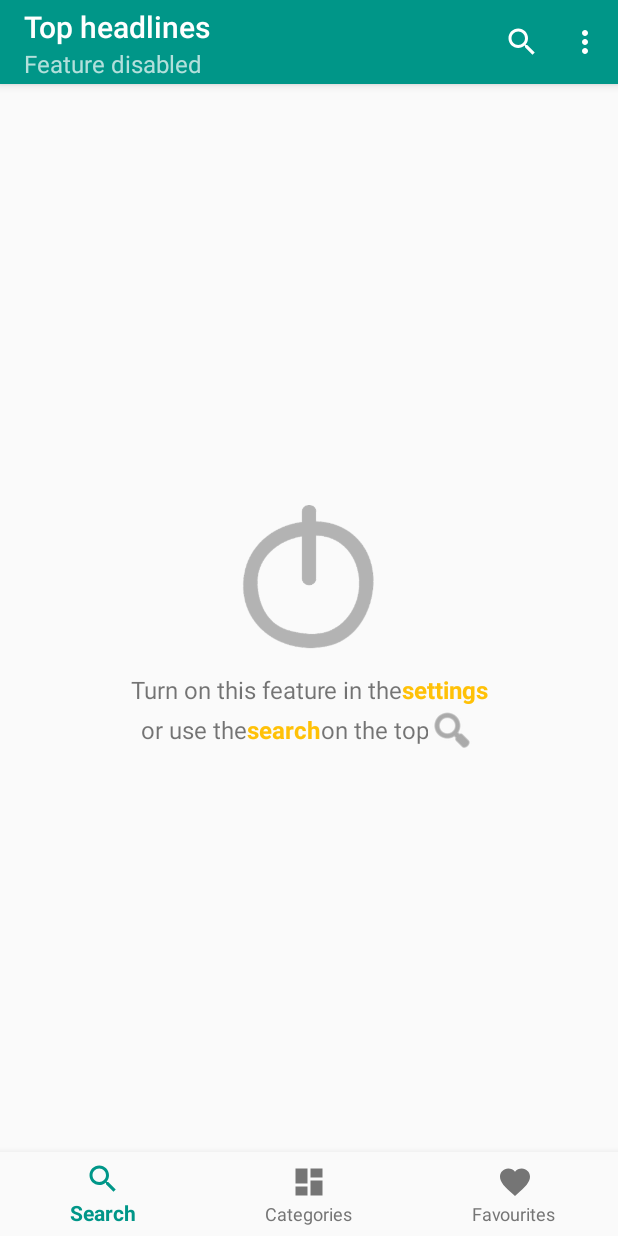
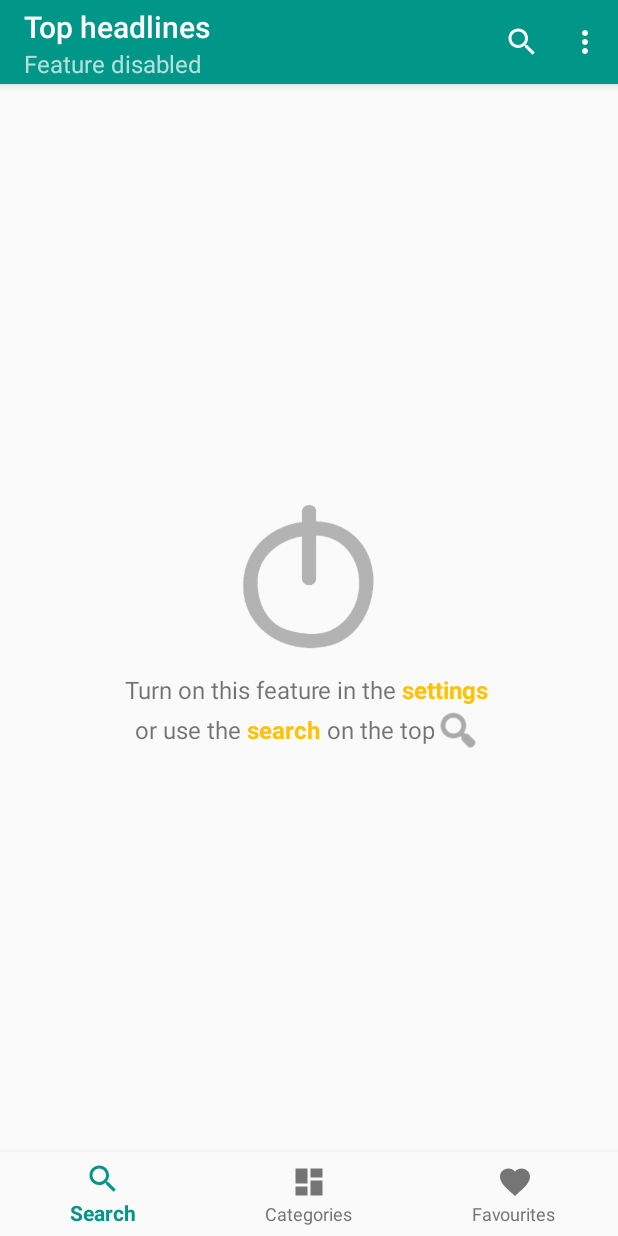
Before and after one commit to c0dexter/chronews, an Android app: the screen it shows after launch once a user with an empty profile is signed in (MainActivity), on a phone screen of 412 x 824 dp. Run offline under Robolectric (Android 15) with nearby library versions, the phone set to English and light mode, and no system bars; our stand-ins replace Firebase (no records; nobody signed in at launch, a user with empty details on screens opened directly).

Commit message:
Fixed text on the main screen

```diff
--- a/app/src/main/res/layout/fragment_home.xml
+++ b/app/src/main/res/layout/fragment_home.xml
@@ -47,6 +47,8 @@
                 android:layout_height="wrap_content"
                 android:fontFamily="sans-serif"
                 android:gravity="center_horizontal"
+                android:paddingStart="4dp"
+                android:paddingEnd="4dp"
                 android:text="@string/settings_name"
                 android:textColor="@color/customColorAccent"
                 android:textSize="16sp"
@@ -77,6 +79,8 @@
                 android:layout_gravity="center_vertical"
                 android:fontFamily="sans-serif"
                 android:gravity="center_horizontal"
+                android:paddingStart="4dp"
+                android:paddingEnd="4dp"
                 android:text="@string/search"
                 android:textColor="@color/customColorAccent"
                 android:textSize="16sp"
--- a/app/src/main/res/values/strings.xml
+++ b/app/src/main/res/values/strings.xml
@@ -163,7 +163,7 @@
     <string name="settings_title">Settings</string>
     <string name="top_headlines_title">top headlines</string>
     <string name="favourite_scrn_subtitle">Stored articles</string>
-    <string name="turn_on_feature">Turn on this feature in the</string>
+    <string name="turn_on_feature">Turn on this feature in the </string>
     <string name="settings_name">settings</string>
     <string name="or_use_the">or use the</string>
     <string name="search">search</string>
```
